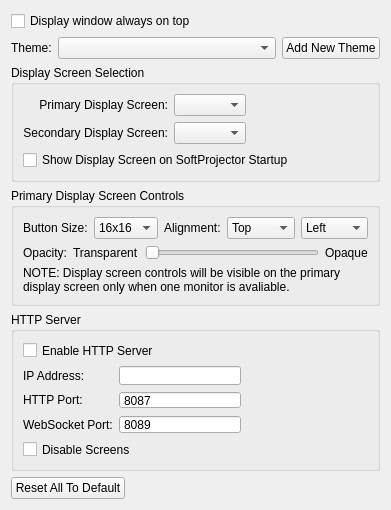
First picture: the form in generalsettingwidget.ui, repository ge022/softprojector, before the edit.
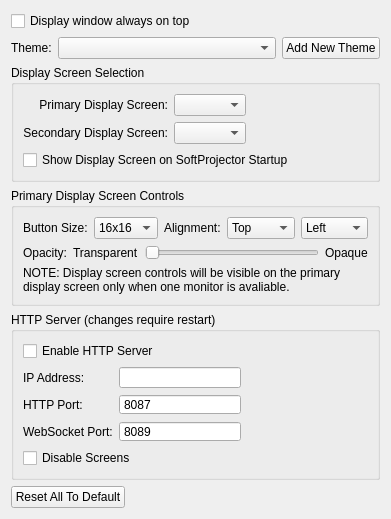
Second picture: the form after the edit. Icons and pictures are not drawn.

What changed in the file:
```diff
--- a/generalsettingwidget.ui
+++ b/generalsettingwidget.ui
@@ -6,8 +6,8 @@
    <rect>
     <x>0</x>
     <y>0</y>
-    <width>354</width>
-    <height>453</height>
+    <width>371</width>
+    <height>519</height>
    </rect>
   </property>
   <layout class="QVBoxLayout" name="verticalLayout">
@@ -301,7 +301,7 @@
    <item>
     <widget class="QGroupBox" name="gridGroupBox">
      <property name="title">
-      <string>HTTP Server</string>
+      <string>HTTP Server (changes require restart)</string>
      </property>
      <layout class="QGridLayout" name="gridLayout_5">
       <property name="leftMargin">
```
